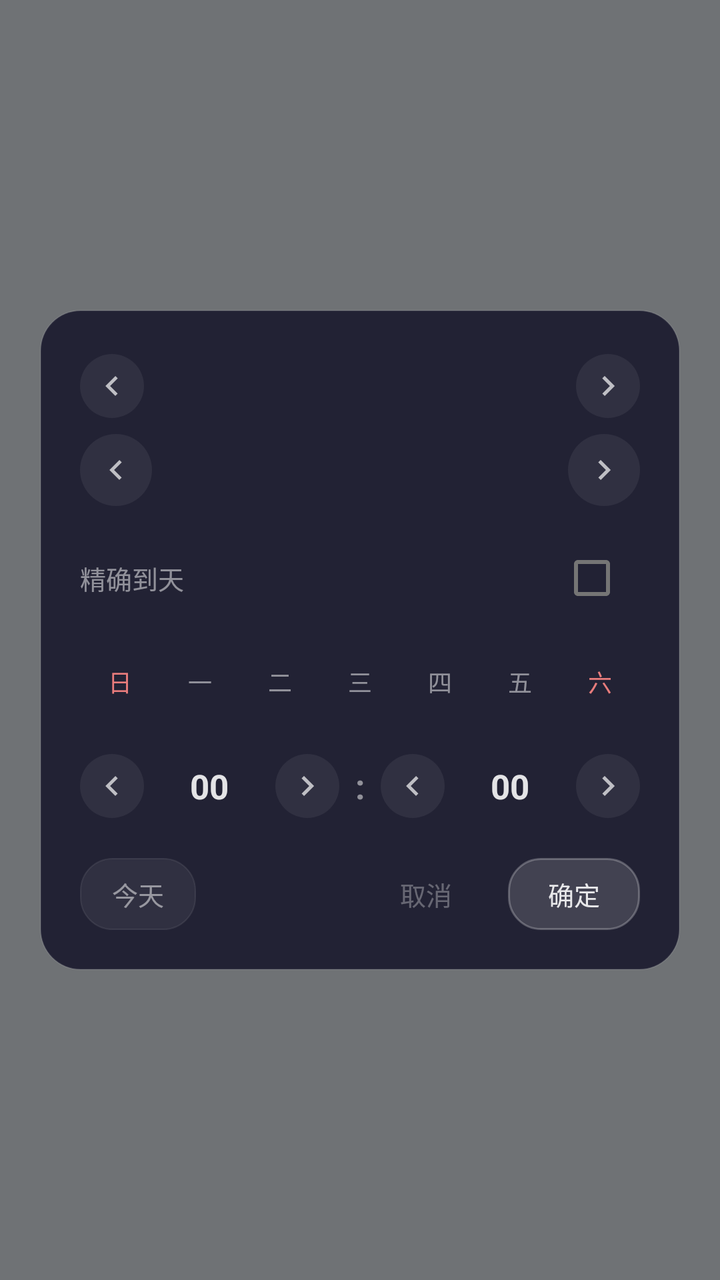
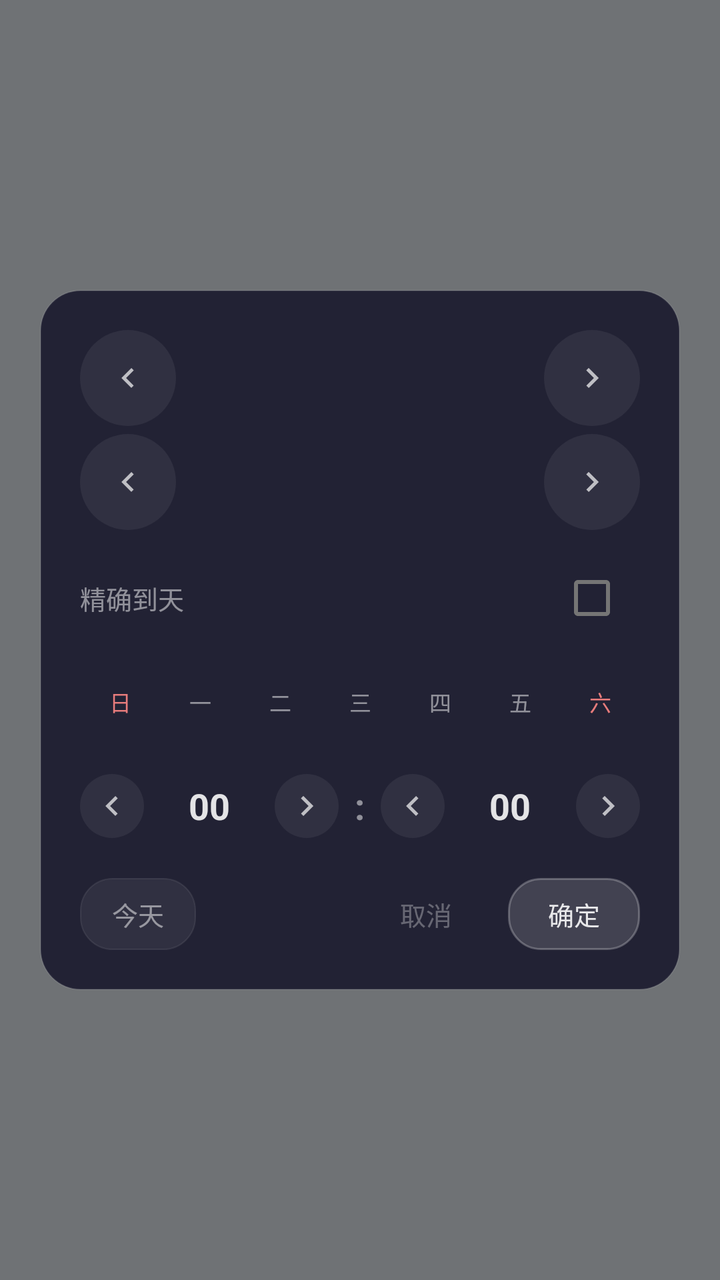

Before-and-after screenshots of an Android layout around one commit, followed by the original layout XML and the change that was made.
<!-- AndroidManifest.xml: application theme Theme.BillBook -->
<!-- res/layout/dialog_anime_date_picker.xml -->
<?xml version="1.0" encoding="utf-8"?>
<FrameLayout xmlns:android="http://schemas.android.com/apk/res/android"
    android:layout_width="match_parent"
    android:layout_height="match_parent"
    android:background="#80000000"
    android:clickable="true"
    android:focusable="true">

    
    <LinearLayout
        android:id="@+id/datePickerCard"
        android:layout_width="320dp"
        android:layout_height="wrap_content"
        android:layout_gravity="center"
        android:background="@drawable/bg_anime_dialog"
        android:orientation="vertical"
        android:padding="20dp">

        
        <LinearLayout
            android:layout_width="match_parent"
            android:layout_height="36dp"
            android:gravity="center_vertical"
            android:orientation="horizontal">

            <ImageView
                android:id="@+id/btnPrevYear"
                android:layout_width="32dp"
                android:layout_height="32dp"
                android:background="@drawable/bg_anime_nav_arrow"
                android:padding="6dp"
                android:src="@drawable/ic_arrow_prev_white"
                android:clickable="true"
                android:focusable="true" />

            <TextView
                android:id="@+id/tvYearTitle"
                android:layout_width="0dp"
                android:layout_height="wrap_content"
                android:layout_weight="1"
                android:gravity="center"
                android:textColor="@color/anime_text_secondary"
                android:textSize="14sp" />

            <ImageView
                android:id="@+id/btnNextYear"
                android:layout_width="32dp"
                android:layout_height="32dp"
                android:background="@drawable/bg_anime_nav_arrow"
                android:padding="6dp"
                android:src="@drawable/ic_arrow_next_white"
                android:clickable="true"
                android:focusable="true" />
        </LinearLayout>

        
        <LinearLayout
            android:layout_width="match_parent"
            android:layout_height="40dp"
            android:layout_marginTop="4dp"
            android:gravity="center_vertical"
            android:orientation="horizontal">

            <ImageView
                android:id="@+id/btnPrevMonth"
                android:layout_width="36dp"
                android:layout_height="36dp"
                android:background="@drawable/bg_anime_nav_arrow"
                android:padding="8dp"
                android:src="@drawable/ic_arrow_prev_white"
                android:clickable="true"
                android:focusable="true" />

            <TextView
                android:id="@+id/tvMonthTitle"
                android:layout_width="0dp"
                android:layout_height="wrap_content"
                android:layout_weight="1"
                android:gravity="center"
                android:textColor="@color/anime_text_primary"
                android:textSize="17sp"
                android:textStyle="bold" />

            <ImageView
                android:id="@+id/btnNextMonth"
                android:layout_width="36dp"
                android:layout_height="36dp"
                android:background="@drawable/bg_anime_nav_arrow"
                android:padding="8dp"
                android:src="@drawable/ic_arrow_next_white"
                android:clickable="true"
                android:focusable="true" />
        </LinearLayout>

        
        <LinearLayout
            android:layout_width="match_parent"
            android:layout_height="wrap_content"
            android:layout_marginTop="10dp"
            android:gravity="center_vertical"
            android:orientation="horizontal">

            <TextView
                android:layout_width="0dp"
                android:layout_height="wrap_content"
                android:layout_weight="1"
                android:text="精确到天"
                android:textColor="@color/anime_text_secondary"
                android:textSize="13sp" />

            <CheckBox
                android:id="@+id/switchDayPrecision"
                android:layout_width="wrap_content"
                android:layout_height="wrap_content" />
        </LinearLayout>

        
        <LinearLayout
            android:id="@+id/weekdayRow"
            android:layout_width="match_parent"
            android:layout_height="32dp"
            android:layout_marginTop="12dp"
            android:orientation="horizontal">

            <TextView android:id="@+id/weekday0" android:layout_width="0dp" android:layout_height="match_parent" android:layout_weight="1" android:gravity="center" android:text="日" android:textColor="#E87C7C" android:textSize="12sp" />
            <TextView android:id="@+id/weekday1" android:layout_width="0dp" android:layout_height="match_parent" android:layout_weight="1" android:gravity="center" android:text="一" android:textColor="@color/anime_text_secondary" android:textSize="12sp" />
            <TextView android:id="@+id/weekday2" android:layout_width="0dp" android:layout_height="match_parent" android:layout_weight="1" android:gravity="center" android:text="二" android:textColor="@color/anime_text_secondary" android:textSize="12sp" />
            <TextView android:id="@+id/weekday3" android:layout_width="0dp" android:layout_height="match_parent" android:layout_weight="1" android:gravity="center" android:text="三" android:textColor="@color/anime_text_secondary" android:textSize="12sp" />
            <TextView android:id="@+id/weekday4" android:layout_width="0dp" android:layout_height="match_parent" android:layout_weight="1" android:gravity="center" android:text="四" android:textColor="@color/anime_text_secondary" android:textSize="12sp" />
            <TextView android:id="@+id/weekday5" android:layout_width="0dp" android:layout_height="match_parent" android:layout_weight="1" android:gravity="center" android:text="五" android:textColor="@color/anime_text_secondary" android:textSize="12sp" />
            <TextView android:id="@+id/weekday6" android:layout_width="0dp" android:layout_height="match_parent" android:layout_weight="1" android:gravity="center" android:text="六" android:textColor="#E87C7C" android:textSize="12sp" />
        </LinearLayout>

        
        <androidx.recyclerview.widget.RecyclerView
            android:id="@+id/rvDays"
            android:layout_width="match_parent"
            android:layout_height="wrap_content"
            android:layout_marginTop="4dp"
            android:overScrollMode="never" />

        
        <LinearLayout
            android:id="@+id/layoutTimePicker"
            android:layout_width="match_parent"
            android:layout_height="40dp"
            android:layout_marginTop="12dp"
            android:gravity="center_vertical"
            android:orientation="horizontal">

            <ImageView
                android:id="@+id/btnPrevHour"
                android:layout_width="32dp"
                android:layout_height="32dp"
                android:background="@drawable/bg_anime_nav_arrow"
                android:padding="6dp"
                android:src="@drawable/ic_arrow_prev_white"
                android:clickable="true"
                android:focusable="true" />

            <TextView
                android:id="@+id/tvHour"
                android:layout_width="0dp"
                android:layout_height="wrap_content"
                android:layout_weight="1"
                android:gravity="center"
                android:text="00"
                android:textColor="@color/anime_text_primary"
                android:textSize="17sp"
                android:textStyle="bold" />

            <ImageView
                android:id="@+id/btnNextHour"
                android:layout_width="32dp"
                android:layout_height="32dp"
                android:background="@drawable/bg_anime_nav_arrow"
                android:padding="6dp"
                android:src="@drawable/ic_arrow_next_white"
                android:clickable="true"
                android:focusable="true" />

            <TextView
                android:layout_width="wrap_content"
                android:layout_height="wrap_content"
                android:layout_marginHorizontal="8dp"
                android:gravity="center"
                android:text=":"
                android:textColor="@color/anime_text_secondary"
                android:textSize="17sp"
                android:textStyle="bold" />

            <ImageView
                android:id="@+id/btnPrevMinute"
                android:layout_width="32dp"
                android:layout_height="32dp"
                android:background="@drawable/bg_anime_nav_arrow"
                android:padding="6dp"
                android:src="@drawable/ic_arrow_prev_white"
                android:clickable="true"
                android:focusable="true" />

            <TextView
                android:id="@+id/tvMinute"
                android:layout_width="0dp"
                android:layout_height="wrap_content"
                android:layout_weight="1"
                android:gravity="center"
                android:text="00"
                android:textColor="@color/anime_text_primary"
                android:textSize="17sp"
                android:textStyle="bold" />

            <ImageView
                android:id="@+id/btnNextMinute"
                android:layout_width="32dp"
                android:layout_height="32dp"
                android:background="@drawable/bg_anime_nav_arrow"
                android:padding="6dp"
                android:src="@drawable/ic_arrow_next_white"
                android:clickable="true"
                android:focusable="true" />
        </LinearLayout>

        
        <LinearLayout
            android:layout_width="match_parent"
            android:layout_height="wrap_content"
            android:layout_marginTop="16dp"
            android:gravity="center_vertical"
            android:orientation="horizontal">

            <TextView
                android:id="@+id/btnToday"
                android:layout_width="wrap_content"
                android:layout_height="36dp"
                android:background="@drawable/bg_anime_pay_chip"
                android:gravity="center"
                android:paddingHorizontal="16dp"
                android:text="今天"
                android:textColor="@color/anime_text_secondary"
                android:textSize="13sp"
                android:clickable="true"
                android:focusable="true" />

            <View
                android:layout_width="0dp"
                android:layout_height="0dp"
                android:layout_weight="1" />

            <TextView
                android:id="@+id/btnCancel"
                android:layout_width="wrap_content"
                android:layout_height="36dp"
                android:gravity="center"
                android:paddingHorizontal="16dp"
                android:text="取消"
                android:textColor="@color/anime_text_hint"
                android:textSize="13sp"
                android:clickable="true"
                android:focusable="true" />

            <TextView
                android:id="@+id/btnConfirm"
                android:layout_width="wrap_content"
                android:layout_height="36dp"
                android:layout_marginStart="12dp"
                android:background="@drawable/bg_anime_pay_chip_selected"
                android:gravity="center"
                android:paddingHorizontal="20dp"
                android:text="确定"
                android:textColor="@color/anime_text_primary"
                android:textSize="13sp"
                android:clickable="true"
                android:focusable="true" />
        </LinearLayout>
    </LinearLayout>
</FrameLayout>
<!-- resources referenced by this layout -->
<resources>
  <color name="anime_text_hint">#50FFFFFF</color>
  <color name="anime_text_primary">#E0FFFFFF</color>
  <color name="anime_text_secondary">#80FFFFFF</color>
  <!-- drawable bg_anime_dialog (drawable) -->
  <?xml version="1.0" encoding="utf-8"?>
  <shape xmlns:android="http://schemas.android.com/apk/res/android"
      android:shape="rectangle">
      <solid android:color="#E61A1A2E" />
      <corners android:radius="20dp" />
      <stroke
          android:width="0.5dp"
          android:color="#18FFFFFF" />
  </shape>
  <!-- drawable bg_anime_nav_arrow (drawable) -->
  <?xml version="1.0" encoding="utf-8"?>
  <shape xmlns:android="http://schemas.android.com/apk/res/android"
      android:shape="oval">
      <solid android:color="#10FFFFFF" />
  </shape>
  <!-- drawable bg_anime_pay_chip (drawable) -->
  <?xml version="1.0" encoding="utf-8"?>
  <shape xmlns:android="http://schemas.android.com/apk/res/android"
      android:shape="rectangle">
      <solid android:color="#10FFFFFF" />
      <corners android:radius="16dp" />
      <stroke
          android:width="0.5dp"
          android:color="#15FFFFFF" />
  </shape>
  <!-- drawable bg_anime_pay_chip_selected (drawable) -->
  <?xml version="1.0" encoding="utf-8"?>
  <shape xmlns:android="http://schemas.android.com/apk/res/android"
      android:shape="rectangle">
      <solid android:color="#25FFFFFF" />
      <corners android:radius="16dp" />
      <stroke
          android:width="1dp"
          android:color="#40FFFFFF" />
  </shape>
  <!-- drawable ic_arrow_next_white (drawable) -->
  <vector xmlns:android="http://schemas.android.com/apk/res/android"
      android:width="24dp"
      android:height="24dp"
      android:viewportWidth="24"
      android:viewportHeight="24">
      <path
          android:fillColor="#B0FFFFFF"
          android:pathData="M10,6L8.59,7.41 13.17,12l-4.58,4.59L10,18l6,-6z" />
  </vector>
  <!-- drawable ic_arrow_prev_white (drawable) -->
  <vector xmlns:android="http://schemas.android.com/apk/res/android"
      android:width="24dp"
      android:height="24dp"
      android:viewportWidth="24"
      android:viewportHeight="24">
      <path
          android:fillColor="#B0FFFFFF"
          android:pathData="M15.41,7.41L14,6l-6,6 6,6 1.41,-1.41L10.83,12z" />
  </vector>
  <style name="Theme.BillBook" parent="Theme.MaterialComponents.Light.NoActionBar">
          <item name="colorPrimary">@color/colorPrimary</item>
          <item name="colorPrimaryDark">@color/colorPrimaryDark</item>
          <item name="colorAccent">@color/colorAccent</item>
          <item name="android:windowBackground">@color/bg_page</item>
          <item name="android:statusBarColor">@android:color/transparent</item>
          <item name="android:navigationBarColor">@android:color/transparent</item>
          <item name="android:windowLightNavigationBar">true</item>
      </style>
  <color name="colorPrimary">#6B8DD6</color>
  <color name="colorPrimaryDark">#5A7BC8</color>
  <color name="colorAccent">#8BA7E8</color>
  <color name="bg_page">#E0E5EC</color>
</resources>

<!-- the commit's change to res/layout/dialog_anime_date_picker.xml (unified diff, before → after) -->
@@ -19,16 +19,16 @@
         
         <LinearLayout
             android:layout_width="match_parent"
-            android:layout_height="36dp"
+            android:layout_height="48dp"
             android:gravity="center_vertical"
             android:orientation="horizontal">
 
             <ImageView
                 android:id="@+id/btnPrevYear"
-                android:layout_width="32dp"
-                android:layout_height="32dp"
-                android:background="@drawable/bg_anime_nav_arrow"
-                android:padding="6dp"
+                android:layout_width="48dp"
+                android:layout_height="48dp"
+                android:background="@drawable/bg_anime_nav_arrow"
+                android:padding="14dp"
                 android:src="@drawable/ic_arrow_prev_white"
                 android:clickable="true"
                 android:focusable="true" />
@@ -40,33 +40,33 @@
                 android:layout_weight="1"
                 android:gravity="center"
                 android:textColor="@color/anime_text_secondary"
-                android:textSize="14sp" />
+                android:textSize="@dimen/text_sm" />
 
             <ImageView
                 android:id="@+id/btnNextYear"
-                android:layout_width="32dp"
-                android:layout_height="32dp"
-                android:background="@drawable/bg_anime_nav_arrow"
-                android:padding="6dp"
-                android:src="@drawable/ic_arrow_next_white"
-                android:clickable="true"
-                android:focusable="true" />
-        </LinearLayout>
-
-        
-        <LinearLayout
-            android:layout_width="match_parent"
-            android:layout_height="40dp"
-            android:layout_marginTop="4dp"
+                android:layout_width="48dp"
+                android:layout_height="48dp"
+                android:background="@drawable/bg_anime_nav_arrow"
+                android:padding="14dp"
+                android:src="@drawable/ic_arrow_next_white"
+                android:clickable="true"
+                android:focusable="true" />
+        </LinearLayout>
+
+        
+        <LinearLayout
+            android:layout_width="match_parent"
+            android:layout_height="48dp"
+            android:layout_marginTop="@dimen/spacing_xs"
             android:gravity="center_vertical"
             android:orientation="horizontal">
 
             <ImageView
                 android:id="@+id/btnPrevMonth"
-                android:layout_width="36dp"
-                android:layout_height="36dp"
-                android:background="@drawable/bg_anime_nav_arrow"
-                android:padding="8dp"
+                android:layout_width="48dp"
+                android:layout_height="48dp"
+                android:background="@drawable/bg_anime_nav_arrow"
+                android:padding="14dp"
                 android:src="@drawable/ic_arrow_prev_white"
                 android:clickable="true"
                 android:focusable="true" />
@@ -78,15 +78,15 @@
                 android:layout_weight="1"
                 android:gravity="center"
                 android:textColor="@color/anime_text_primary"
-                android:textSize="17sp"
+                android:textSize="@dimen/text_lg"
                 android:textStyle="bold" />
 
             <ImageView
                 android:id="@+id/btnNextMonth"
-                android:layout_width="36dp"
-                android:layout_height="36dp"
-                android:background="@drawable/bg_anime_nav_arrow"
-                android:padding="8dp"
+                android:layout_width="48dp"
+                android:layout_height="48dp"
+                android:background="@drawable/bg_anime_nav_arrow"
+                android:padding="14dp"
                 android:src="@drawable/ic_arrow_next_white"
                 android:clickable="true"
                 android:focusable="true" />
@@ -106,7 +106,7 @@
                 android:layout_weight="1"
                 android:text="精确到天"
                 android:textColor="@color/anime_text_secondary"
-                android:textSize="13sp" />
+                android:textSize="@dimen/text_sm" />
 
             <CheckBox
                 android:id="@+id/switchDayPrecision"
@@ -122,13 +122,13 @@
             android:layout_marginTop="12dp"
             android:orientation="horizontal">
 
-            <TextView android:id="@+id/weekday0" android:layout_width="0dp" android:layout_height="match_parent" android:layout_weight="1" android:gravity="center" android:text="日" android:textColor="#E87C7C" android:textSize="12sp" />
-            <TextView android:id="@+id/weekday1" android:layout_width="0dp" android:layout_height="match_parent" android:layout_weight="1" android:gravity="center" android:text="一" android:textColor="@color/anime_text_secondary" android:textSize="12sp" />
-            <TextView android:id="@+id/weekday2" android:layout_width="0dp" android:layout_height="match_parent" android:layout_weight="1" android:gravity="center" android:text="二" android:textColor="@color/anime_text_secondary" android:textSize="12sp" />
-            <TextView android:id="@+id/weekday3" android:layout_width="0dp" android:layout_height="match_parent" android:layout_weight="1" android:gravity="center" android:text="三" android:textColor="@color/anime_text_secondary" android:textSize="12sp" />
-            <TextView android:id="@+id/weekday4" android:layout_width="0dp" android:layout_height="match_parent" android:layout_weight="1" android:gravity="center" android:text="四" android:textColor="@color/anime_text_secondary" android:textSize="12sp" />
-            <TextView android:id="@+id/weekday5" android:layout_width="0dp" android:layout_height="match_parent" android:layout_weight="1" android:gravity="center" android:text="五" android:textColor="@color/anime_text_secondary" android:textSize="12sp" />
-            <TextView android:id="@+id/weekday6" android:layout_width="0dp" android:layout_height="match_parent" android:layout_weight="1" android:gravity="center" android:text="六" android:textColor="#E87C7C" android:textSize="12sp" />
+            <TextView android:id="@+id/weekday0" android:layout_width="0dp" android:layout_height="match_parent" android:layout_weight="1" android:gravity="center" android:text="日" android:textColor="#E87C7C" android:textSize="@dimen/text_xs" />
+            <TextView android:id="@+id/weekday1" android:layout_width="0dp" android:layout_height="match_parent" android:layout_weight="1" android:gravity="center" android:text="一" android:textColor="@color/anime_text_secondary" android:textSize="@dimen/text_xs" />
+            <TextView android:id="@+id/weekday2" android:layout_width="0dp" android:layout_height="match_parent" android:layout_weight="1" android:gravity="center" android:text="二" android:textColor="@color/anime_text_secondary" android:textSize="@dimen/text_xs" />
+            <TextView android:id="@+id/weekday3" android:layout_width="0dp" android:layout_height="match_parent" android:layout_weight="1" android:gravity="center" android:text="三" android:textColor="@color/anime_text_secondary" android:textSize="@dimen/text_xs" />
+            <TextView android:id="@+id/weekday4" android:layout_width="0dp" android:layout_height="match_parent" android:layout_weight="1" android:gravity="center" android:text="四" android:textColor="@color/anime_text_secondary" android:textSize="@dimen/text_xs" />
+            <TextView android:id="@+id/weekday5" android:layout_width="0dp" android:layout_height="match_parent" android:layout_weight="1" android:gravity="center" android:text="五" android:textColor="@color/anime_text_secondary" android:textSize="@dimen/text_xs" />
+            <TextView android:id="@+id/weekday6" android:layout_width="0dp" android:layout_height="match_parent" android:layout_weight="1" android:gravity="center" android:text="六" android:textColor="#E87C7C" android:textSize="@dimen/text_xs" />
         </LinearLayout>
 
         
@@ -136,7 +136,7 @@
             android:id="@+id/rvDays"
             android:layout_width="match_parent"
             android:layout_height="wrap_content"
-            android:layout_marginTop="4dp"
+            android:layout_marginTop="@dimen/spacing_xs"
             android:overScrollMode="never" />
 
         
@@ -166,7 +166,7 @@
                 android:gravity="center"
                 android:text="00"
                 android:textColor="@color/anime_text_primary"
-                android:textSize="17sp"
+                android:textSize="@dimen/text_lg"
                 android:textStyle="bold" />
 
             <ImageView
@@ -182,11 +182,11 @@
             <TextView
                 android:layout_width="wrap_content"
                 android:layout_height="wrap_content"
-                android:layout_marginHorizontal="8dp"
+                android:layout_marginHorizontal="@dimen/spacing_sm"
                 android:gravity="center"
                 android:text=":"
                 android:textColor="@color/anime_text_secondary"
-                android:textSize="17sp"
+                android:textSize="@dimen/text_lg"
                 android:textStyle="bold" />
 
             <ImageView
@@ -207,7 +207,7 @@
                 android:gravity="center"
                 android:text="00"
                 android:textColor="@color/anime_text_primary"
-                android:textSize="17sp"
+                android:textSize="@dimen/text_lg"
                 android:textStyle="bold" />
 
             <ImageView
@@ -225,7 +225,7 @@
         <LinearLayout
             android:layout_width="match_parent"
             android:layout_height="wrap_content"
-            android:layout_marginTop="16dp"
+            android:layout_marginTop="@dimen/spacing_md"
             android:gravity="center_vertical"
             android:orientation="horizontal">
 
@@ -235,10 +235,10 @@
                 android:layout_height="36dp"
                 android:background="@drawable/bg_anime_pay_chip"
                 android:gravity="center"
-                android:paddingHorizontal="16dp"
+                android:paddingHorizontal="@dimen/spacing_md"
                 android:text="今天"
                 android:textColor="@color/anime_text_secondary"
-                android:textSize="13sp"
+                android:textSize="@dimen/text_sm"
                 android:clickable="true"
                 android:focusable="true" />
 
@@ -252,10 +252,10 @@
                 android:layout_width="wrap_content"
                 android:layout_height="36dp"
                 android:gravity="center"
-                android:paddingHorizontal="16dp"
+                android:paddingHorizontal="@dimen/spacing_md"
                 android:text="取消"
                 android:textColor="@color/anime_text_hint"
-                android:textSize="13sp"
+                android:textSize="@dimen/text_sm"
                 android:clickable="true"
                 android:focusable="true" />
 
@@ -269,7 +269,7 @@
                 android:paddingHorizontal="20dp"
                 android:text="确定"
                 android:textColor="@color/anime_text_primary"
-                android:textSize="13sp"
+                android:textSize="@dimen/text_sm"
                 android:clickable="true"
                 android:focusable="true" />
         </LinearLayout>
<!-- resource entries referenced after the edit -->
@@ -3,6 +3,12 @@
   <color name="anime_text_hint">#50FFFFFF</color>
   <color name="anime_text_primary">#E0FFFFFF</color>
   <color name="anime_text_secondary">#80FFFFFF</color>
+  <dimen name="spacing_md">16dp</dimen>
+  <dimen name="spacing_sm">8dp</dimen>
+  <dimen name="spacing_xs">4dp</dimen>
+  <dimen name="text_lg">18sp</dimen>
+  <dimen name="text_sm">13sp</dimen>
+  <dimen name="text_xs">11sp</dimen>
   <!-- drawable bg_anime_dialog (drawable) -->
   <?xml version="1.0" encoding="utf-8"?>
   <shape xmlns:android="http://schemas.android.com/apk/res/android"
